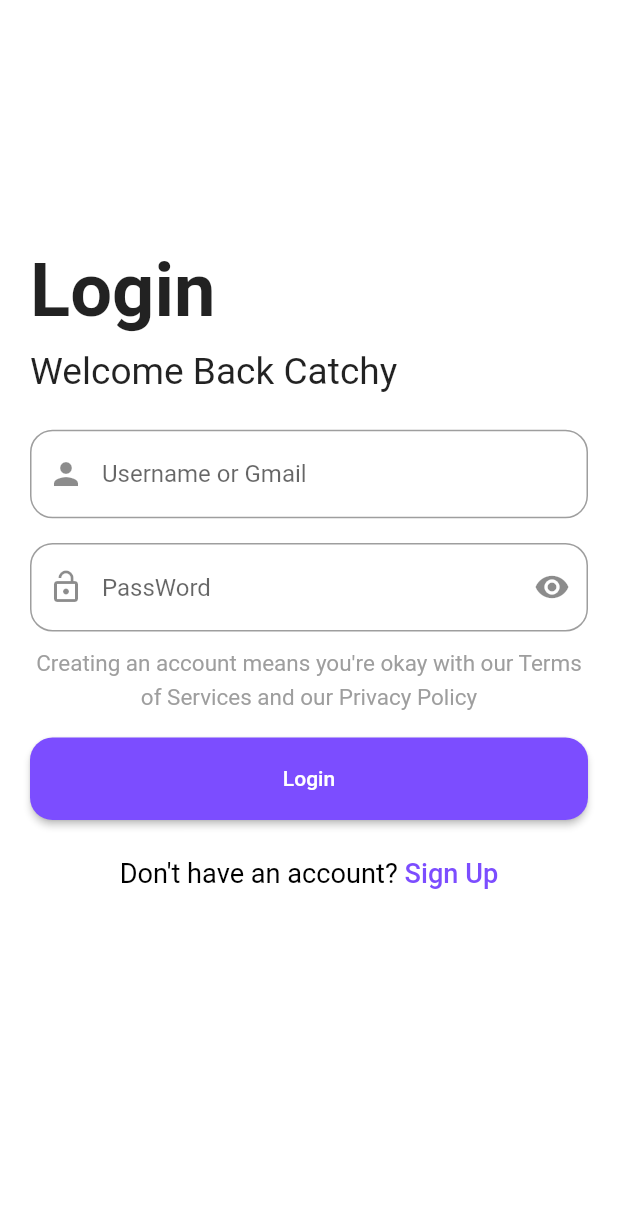
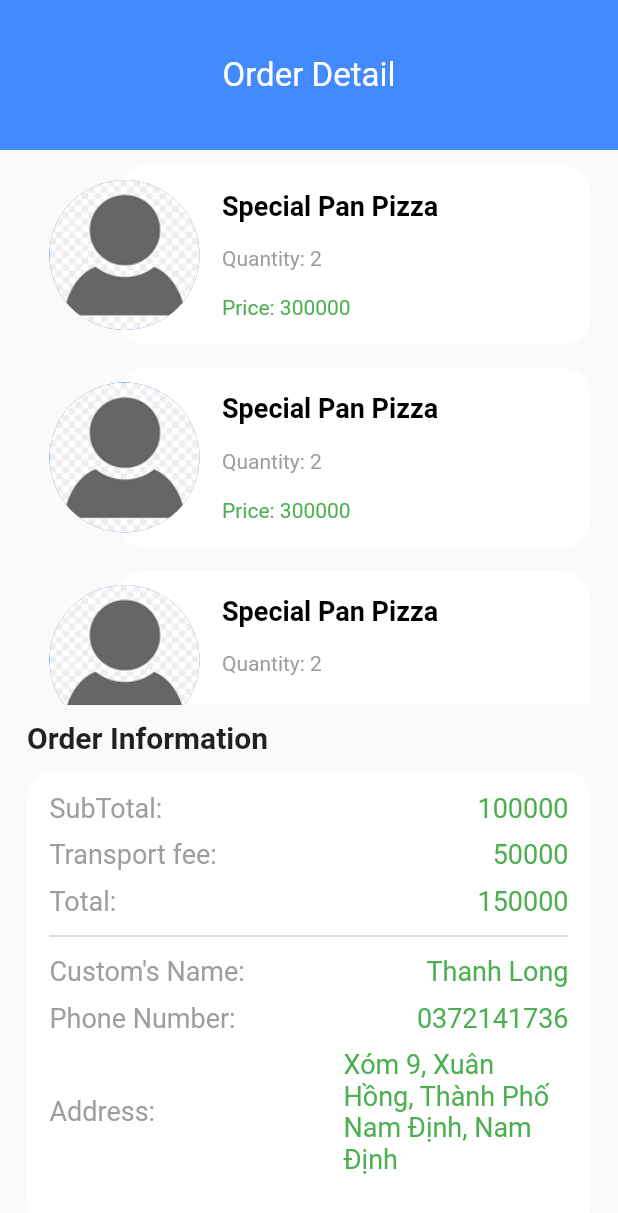
Before and after one commit to xadieukq0397/AppNew, a Flutter app: the screen it shows after launch, on a phone screen of 412 x 824 dp. Shown: the top 1213 px of the screen. Run offline on Flutter 3.47's test engine with Material 2 defaults, Android fonts, the phone set to English and light mode, and no system bars; our stand-ins replace flutter_swipe_action_cell, flutter_typeahead, get, google_fonts, sqflite; accounts and stored records are empty; generated files the repository leaves out were written again; Roboto replaces fonts that are missing (Ubuntu).

Commit message:
add order detail page

```diff
--- a/lib/controller/cart_controller.dart
+++ b/lib/controller/cart_controller.dart
@@ -14,8 +14,8 @@ class CartController extends GetxController {
   List<Cart>? _carts = [];
   List<Cart>? get carts => _carts;
 
-  int _totalPrice = 0;
-  int get totalPrice => _totalPrice;
+  int _subTotalPrice = 0;
+  int get subTotalPrice => _subTotalPrice;
 
   int _totalWeight = 0;
   int get totalWeight => _totalWeight;
@@ -92,9 +92,9 @@ class CartController extends GetxController {
   }
 
   void getTotalPrice(List<Cart>? carts) {
-    _totalPrice = 0;
+    _subTotalPrice = 0;
     for (var element in carts!) {
-      _totalPrice += element.unitPrice! * element.quantity;
+      _subTotalPrice += element.unitPrice! * element.quantity;
     }
     update();
   }
@@ -122,7 +122,7 @@ class CartController extends GetxController {
       return;
     }
     _carts![index].quantity += 1;
-    _totalPrice += _carts![index].unitPrice!;
+    _subTotalPrice += _carts![index].unitPrice!;
     await cartRepo.updateCartToDB(_carts![index]);
     _totalWeight += product.weight!;
     update();
@@ -132,7 +132,7 @@ class CartController extends GetxController {
     Product? product = await Get.find<ProductController>()
         .readProductByIdFromDB(_carts![index].productId);
     _carts![index].quantity -= 1;
-    _totalPrice -= _carts![index].unitPrice!;
+    _subTotalPrice -= _carts![index].unitPrice!;
     _totalWeight -= product!.weight!;
     print(_totalWeight);
     if (_carts![index].quantity == 0) {
--- a/lib/controller/controller_view_controller.dart
+++ b/lib/controller/controller_view_controller.dart
@@ -1,6 +1,6 @@
 import 'package:flutter/material.dart';
 import 'package:get/get.dart';
-import 'package:responsive_login_ui/views/order_view.dart';
+import 'package:responsive_login_ui/views/order/order_view.dart';
 import '../views/cart_view.dart';
 import '../views/home_view.dart';
 import '../views/profile_view.dart';
--- a/lib/main.dart
+++ b/lib/main.dart
@@ -25,7 +25,7 @@ class MyApp extends StatelessWidget {
         GlobalWidgetsLocalizations.delegate
       ],
       supportedLocales: L10n.all,
-      initialRoute: Routes.getLoginPage(),
+      initialRoute: Routes.getorderDetailPage(),
       getPages: Routes.listRoutes,
       initialBinding: AllBindings(),
     );
--- a/lib/routes/routes.dart
+++ b/lib/routes/routes.dart
@@ -4,6 +4,7 @@ import 'package:responsive_login_ui/views/cart_view.dart';
 import 'package:responsive_login_ui/views/check_out/select_transport_view.dart';
 import 'package:responsive_login_ui/views/home_view.dart';
 import 'package:responsive_login_ui/views/login_view.dart';
+import 'package:responsive_login_ui/views/order/order_detail.dart';
 import 'package:responsive_login_ui/views/signup_view.dart';
 import 'package:responsive_login_ui/views/controller_view.dart';
 
@@ -18,6 +19,7 @@ class Routes {
   static const String cart = '/cart';
   static const String transport = '/transport';
   static const String delivery = '/delivery';
+  static const String orderDetail = '/orderdetail';
   static String getLoginPage() => '$login';
   static String getSignUpPage() => '$signUp';
   static String getAddressPage() => '$address';
@@ -26,6 +28,7 @@ class Routes {
   static String getCartViewPage() => '$cart';
   static String getSelectTransportPage() => '$transport';
   static String getSelectDeliveryPage() => '$delivery';
+  static String getorderDetailPage() => '$orderDetail';
   static List<GetPage> listRoutes = [
     GetPage(name: login, page: () => const LoginView()),
     GetPage(name: signUp, page: () => const SignUpView()),
@@ -35,5 +38,6 @@ class Routes {
     GetPage(name: cart, page: () => const CartView()),
     GetPage(name: transport, page: () => const SelectTransport()),
     GetPage(name: delivery, page: () => const AddressCheckOut()),
+    GetPage(name: orderDetail, page: () => const OrderDetail()),
   ];
 }
--- a/lib/views/cart_view.dart
+++ b/lib/views/cart_view.dart
@@ -165,7 +165,7 @@ class CartView extends StatelessWidget {
                                       ),
                                       const SizedBox(height: 10),
                                       Text(
-                                        cartController.totalPrice.toString(),
+                                        cartController.subTotalPrice.toString(),
                                         style: const TextStyle(
                                             color: Colors.green),
                                       ),
--- a/lib/views/check_out/order_by_view.dart
+++ b/lib/views/check_out/order_by_view.dart
@@ -135,25 +135,29 @@ class AddressCheckOut extends StatelessWidget {
                         AppLocalizations.of(context)!.notSelectProvinceOne,
                         AppLocalizations.of(context)!.notSelectProvinceTwo,
                         backgroundColor: Colors.red,
-                          colorText: Colors.white);
+                        colorText: Colors.white,
+                      );
                     } else if (_districtController.text.trim().isEmpty) {
                       Get.snackbar(
                         AppLocalizations.of(context)!.notSelectDistrictOne,
                         AppLocalizations.of(context)!.notSelectDistrictTwo,
                         backgroundColor: Colors.red,
-                          colorText: Colors.white);
+                        colorText: Colors.white,
+                      );
                     } else if (_wardController.text.trim().isEmpty) {
                       Get.snackbar(
                         AppLocalizations.of(context)!.notSelectWardOne,
                         AppLocalizations.of(context)!.notSelectWardTwo,
                         backgroundColor: Colors.red,
-                          colorText: Colors.white);
+                        colorText: Colors.white,
+                      );
                     } else if (_villageController.text.trim().isEmpty) {
                       Get.snackbar(
                         AppLocalizations.of(context)!.notSelectVillageOne,
                         AppLocalizations.of(context)!.notSelectVillageOne,
                         backgroundColor: Colors.red,
-                          colorText: Colors.white);
+                        colorText: Colors.white,
+                      );
                     } else if (Get.find<AddressController>().provinceType ==
                         null) {
                       Get.snackbar(
@@ -202,7 +206,7 @@ class AddressCheckOut extends StatelessWidget {
                         "pick_province": "Hà Nội",
                         "pick_district": "Thanh Xuân",
                         "weight": "${Get.find<CartController>().totalWeight}",
-                        "value": "${Get.find<CartController>().totalPrice}",
+                        "value": "${Get.find<CartController>().subTotalPrice}",
                         "deliver_option":
                             Get.find<CheckOutController>().selectXfast,
                       };
--- /dev/null
+++ b/lib/views/order/order_detail.dart
@@ -0,0 +1,265 @@
+import 'package:flutter/material.dart';
+
+class OrderDetail extends StatelessWidget {
+  const OrderDetail({Key? key}) : super(key: key);
+
+  @override
+  Widget build(BuildContext context) {
+    return Scaffold(
+      body: Column(
+        children: [
+          Container(
+            height: 100,
+            width: double.infinity,
+            color: Colors.blueAccent,
+            child: const Center(
+              child: Text(
+                "Order Detail",
+                style: TextStyle(
+                  fontSize: 22,
+                  color: Colors.white,
+                ),
+              ),
+            ),
+          ),
+          const SizedBox(height: 10),
+          Container(
+            height: 360,
+            padding: const EdgeInsets.symmetric(horizontal: 18),
+            child: MediaQuery.removePadding(
+              removeTop: true,
+              context: context,
+              child: ListView.separated(
+                itemCount: 3,
+                itemBuilder: (context, index) => Stack(
+                  children: [
+                    Container(
+                      decoration: BoxDecoration(
+                          borderRadius: BorderRadius.circular(20),
+                          color: Colors.white),
+                      height: 120,
+                      width: double.infinity,
+                      padding: const EdgeInsets.only(left: 70),
+                      margin: const EdgeInsets.only(left: 60),
+                      child: Column(
+                        crossAxisAlignment: CrossAxisAlignment.start,
+                        mainAxisAlignment: MainAxisAlignment.spaceEvenly,
+                        children: const [
+                          Text(
+                            "Special Pan Pizza",
+                            style: TextStyle(
+                              color: Colors.black,
+                              fontWeight: FontWeight.bold,
+                              fontSize: 18,
+                            ),
+                          ),
+                          Text(
+                            "Quantity: 2",
+                            style: TextStyle(
+                              fontSize: 14,
+                              color: Colors.grey,
+                            ),
+                          ),
+                          Text(
+                            "Price: 300000",
+                            style: TextStyle(
+                              fontSize: 14,
+                              color: Colors.green,
+                            ),
+                          ),
+                        ],
+                      ),
+                    ),
+                    Positioned(
+                      left: 15,
+                      top: 10,
+                      child: SizedBox(
+                        height: 100,
+                        width: 100,
+                        child: CircleAvatar(
+                          child: ClipRRect(
+                            borderRadius: const BorderRadius.all(
+                              Radius.circular(100),
+                            ),
+                            child: Image.asset(
+                              "assets/avatar.png",
+                              fit: BoxFit.cover,
+                            ),
+                          ),
+                        ),
+                      ),
+                    ),
+                  ],
+                ),
+                separatorBuilder: (BuildContext context, int index) =>
+                    const SizedBox(height: 15),
+              ),
+            ),
+          ),
+          const SizedBox(height: 10),
+          const Padding(
+            padding: EdgeInsets.symmetric(horizontal: 18),
+            child: Align(
+              alignment: Alignment.centerLeft,
+              child: Text(
+                "Order Information",
+                style: TextStyle(
+                  fontSize: 20,
+                  fontWeight: FontWeight.bold,
+                ),
+              ),
+            ),
+          ),
+          const SizedBox(height: 10),
+          Expanded(
+            child: Padding(
+              padding: const EdgeInsets.symmetric(horizontal: 18),
+              child: Container(
+                padding: const EdgeInsets.symmetric(
+                  horizontal: 15,
+                  vertical: 15,
+                ),
+                height: 400,
+                width: double.infinity,
+                decoration: BoxDecoration(
+                  color: Colors.white,
+                  borderRadius: BorderRadius.circular(20),
+                ),
+                child: SingleChildScrollView(
+                  child: Column(
+                    children: [
+                      Row(
+                        mainAxisAlignment: MainAxisAlignment.spaceBetween,
+                        children: const [
+                          Text(
+                            "SubTotal: ",
+                            style: TextStyle(
+                              fontSize: 18,
+                              color: Colors.grey,
+                            ),
+                          ),
+                          Text(
+                            "100000",
+                            style: TextStyle(
+                              fontSize: 18,
+                              color: Colors.green,
+                            ),
+                          ),
+                        ],
+                      ),
+                      const SizedBox(height: 10),
+                      Row(
+                        mainAxisAlignment: MainAxisAlignment.spaceBetween,
+                        children: const [
+                          Text(
+                            "Transport fee: ",
+                            style: TextStyle(
+                              fontSize: 18,
+                              color: Colors.grey,
+                            ),
+                          ),
+                          Text(
+                            "50000",
+                            style: TextStyle(
+                              fontSize: 18,
+                              color: Colors.green,
+                            ),
+                          ),
+                        ],
+                      ),
+                      const SizedBox(height: 10),
+                      Row(
+                        mainAxisAlignment: MainAxisAlignment.spaceBetween,
+                        children: const [
+                          Text(
+                            "Total: ",
+                            style: TextStyle(
+                              fontSize: 18,
+                              color: Colors.grey,
+                            ),
+                          ),
+                          Text(
+                            "150000",
+                            style: TextStyle(
+                              fontSize: 18,
+                              color: Colors.green,
+                            ),
+                          ),
+                        ],
+                      ),
+                      const SizedBox(height: 5),
+                      const Divider(thickness: 1.5),
+                      const SizedBox(height: 5),
+                      Row(
+                        mainAxisAlignment: MainAxisAlignment.spaceBetween,
+                        children: const [
+                          Text(
+                            "Custom's Name: ",
+                            style: TextStyle(
+                              fontSize: 18,
+                              color: Colors.grey,
+                            ),
+                          ),
+                          Text(
+                            "Thanh Long",
+                            style: TextStyle(
+                              fontSize: 18,
+                              color: Colors.green,
+                            ),
+                          ),
+                        ],
+                      ),
+                      const SizedBox(height: 10),
+                      Row(
+                        mainAxisAlignment: MainAxisAlignment.spaceBetween,
+                        children: const [
+                          Text(
+                            "Phone Number: ",
+                            style: TextStyle(
+                              fontSize: 18,
+                              color: Colors.grey,
+                            ),
+                          ),
+                          Text(
+                            "0372141736",
+                            style: TextStyle(
+                              fontSize: 18,
+                              color: Colors.green,
+                            ),
+                          ),
+                        ],
+                      ),
+                      const SizedBox(height: 10),
+                      Row(
+                        mainAxisAlignment: MainAxisAlignment.spaceBetween,
+                        children: const [
+                          Text(
+                            "Address: ",
+                            style: TextStyle(
+                              fontSize: 18,
+                              color: Colors.grey,
+                            ),
+                          ),
+                          SizedBox(
+                            width: 150,
+                            child: Text(
+                              "Xóm 9, Xuân Hồng, Thành Phố Nam Định, Nam Định",
+                              style: TextStyle(
+                                fontSize: 18,
+                                color: Colors.green,
+                              ),
+                            ),
+                          ),
+                        ],
+                      ),
+                    ],
+                  ),
+                ),
+              ),
+            ),
+          ),
+        ],
+      ),
+    );
+  }
+}
```
Also changed, not shown: assets/avatar.png (added), lib/views/order/order_view.dart (renamed from lib/views/order_view.dart). Lines whose indentation alone changed are shown as unchanged.
